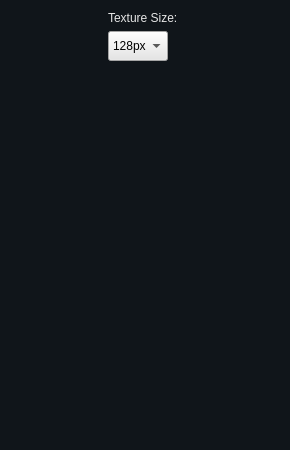
JulianThijssen/Furnace, file src/normalmapoptions.ui: the form before one commit.
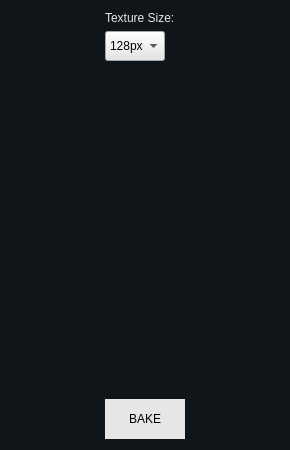
The form after the commit.

Commit message: Moved normal map bake button to normal map options

Diff of the .ui file:
```diff
--- a/src/normalmapoptions.ui
+++ b/src/normalmapoptions.ui
@@ -118,6 +118,44 @@
      </property>
     </spacer>
    </item>
+   <item row="3" column="0">
+    <widget class="QPushButton" name="bakeNormalButton">
+     <property name="sizePolicy">
+      <sizepolicy hsizetype="Maximum" vsizetype="Maximum">
+       <horstretch>0</horstretch>
+       <verstretch>0</verstretch>
+      </sizepolicy>
+     </property>
+     <property name="minimumSize">
+      <size>
+       <width>80</width>
+       <height>40</height>
+      </size>
+     </property>
+     <property name="maximumSize">
+      <size>
+       <width>80</width>
+       <height>40</height>
+      </size>
+     </property>
+     <property name="styleSheet">
+      <string notr="true">QPushButton {
+	background-color: rgb(230, 230, 230);
+	border-color: rgb(230, 230, 230);
+	border-style: solid;
+	border-width: 0px 0px 0px 0px;
+}
+QPushButton:hover {
+	background-color: #DE2B41;
+}
+
+</string>
+     </property>
+     <property name="text">
+      <string>BAKE</string>
+     </property>
+    </widget>
+   </item>
   </layout>
  </widget>
  <resources/>
```
The commit also changes 1 other file.
